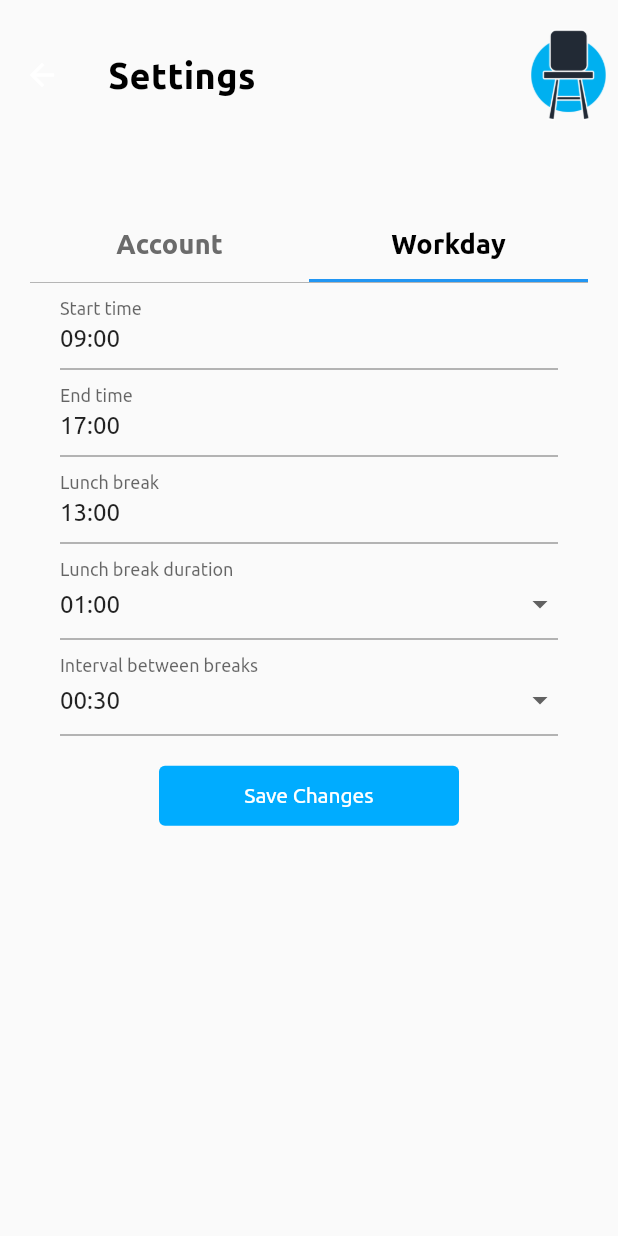
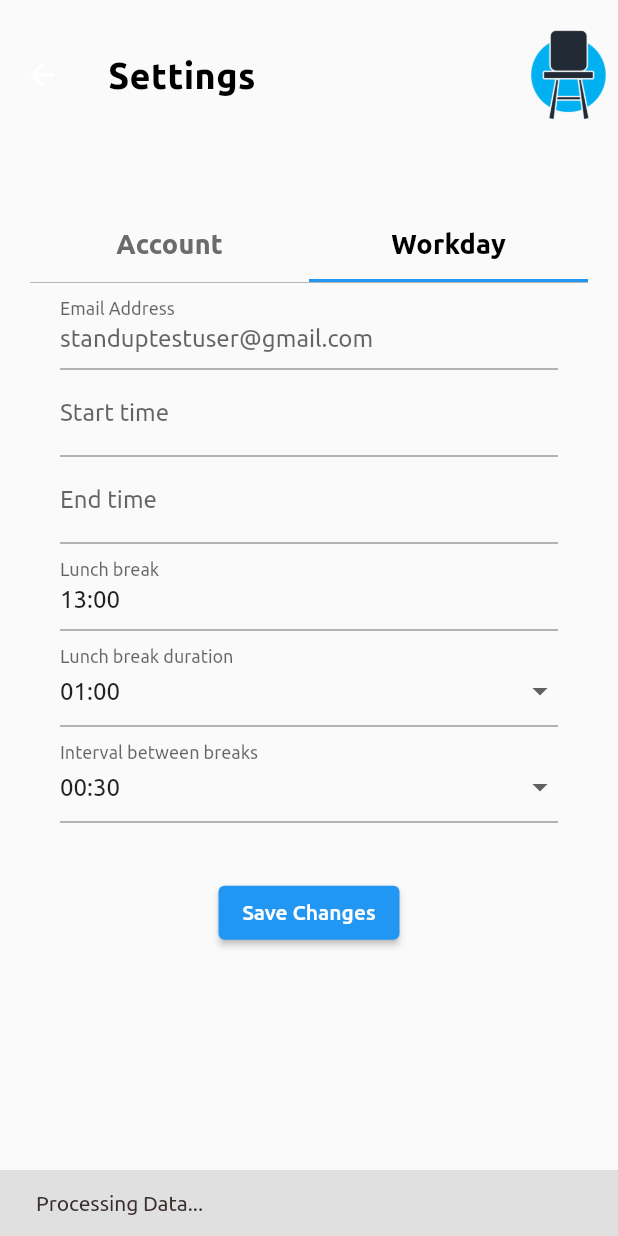
Before and after one commit to JennyBoyse/StandUp, a Flutter app: the SettingsScreen screen opened directly with empty values, tab 2 chosen, after a tap on "Save Changes", on a phone screen of 412 x 824 dp. Run offline on Flutter 3.47's test engine with Material 2 defaults, Android fonts, the phone set to English and light mode, and no system bars; drawn by our look-alikes of date_time_picker; our stand-ins replace carousel_slider, firebase_core, firebase_database, firebase_messaging, fl_chart, flutter_layout_grid and 2 more; missing offline and left inert: cron, custom_timer; accounts and stored records are empty; project files that could hold a hidden picture were left out.

Commit message:
Project changes 2/4: - Form data methods to convert to and from firebase database json file format - Addition of shared preferences for local storage of UserID

```diff
--- /dev/null
+++ b/firestore.indexes.json
@@ -0,0 +1,4 @@
+{
+  "indexes": [],
+  "fieldOverrides": []
+}
--- a/lib/custom_components/custom_carousel.dart
+++ b/lib/custom_components/custom_carousel.dart
@@ -1,8 +1,8 @@
 import 'package:carousel_slider/carousel_slider.dart';
 import 'package:flutter_layout_grid/flutter_layout_grid.dart';
 import 'package:flutter/material.dart';
-import '../activities_screen.dart';
-import '../activity_subpage.dart';
+import '../pages/activities_screen.dart';
+import '../pages/activity_subpage.dart';
 import '../app_theme.dart';
 import '../breakpoints.dart';
 
--- /dev/null
+++ b/lib/data/form_data.dart
@@ -0,0 +1,30 @@
+class FormData {
+  late String email;
+  late String startTime;
+  late String endTime;
+  late String lunchBreak;
+  late String lunchDuration;
+  late String breakInterval;
+  late DateTime date;
+
+  FormData(this.email, this.startTime, this.endTime, this.lunchBreak, this.lunchDuration, this.breakInterval, this.date);
+
+  FormData.fromJson(Map<dynamic, dynamic> json)
+      : email = json['emailAddress'] as String,
+        startTime = json['startTime'] as String,
+        endTime = json['endTime'] as String,
+        lunchBreak = json['lunchBreak'] as String,
+        lunchDuration = json['lunchDuration'] as String,
+        breakInterval = json['interval'] as String,
+        date = DateTime.parse(json['lastProcessed'] as String);
+
+  Map<dynamic, dynamic> toJson() => <dynamic, dynamic>{
+    'lastProcessed': date.toString(),
+    'emailAddress': email,
+    'startTime': startTime,
+    'endTime': endTime,
+    'lunchBreak': lunchBreak,
+    'lunchDuration': lunchDuration,
+    'interval': breakInterval,
+  };
+}
--- /dev/null
+++ b/lib/data/form_data_dao.dart
@@ -0,0 +1,14 @@
+import 'package:firebase_database/firebase_database.dart';
+import '../data/form_data.dart';
+
+class FormDataDao {
+  final DatabaseReference _dataRef = FirebaseDatabase.instance.ref().child('users');
+
+  void saveData(FormData data) {
+    _dataRef.push().set(data.toJson());
+  }
+
+  Query getDataQuery() {
+    return _dataRef;
+  }
+}
--- /dev/null
+++ b/lib/data_list.dart
@@ -0,0 +1,53 @@
+import 'data/form_data.dart';
+import 'data/form_data_dao.dart';
+import 'package:flutter/cupertino.dart';
+import 'package:flutter/material.dart';
+import 'package:firebase_database/ui/firebase_list.dart';
+import 'package:firebase_database/firebase_database.dart';
+
+
+class UserData{
+  static final dataDao = FormDataDao();
+  static final TextEditingController _dataController = TextEditingController();
+  static final ScrollController _scrollController = ScrollController();
+
+  static void addData(model) {
+    if(_canSendData()) {
+      final data = FormData(
+        model.email,
+        model.startTime,
+        model.endTime,
+        model.lunchBreak,
+        model.lunchDuration,
+        model.breakInterval,
+        DateTime.now());
+      dataDao.saveData(data);
+      model.clear();
+      }
+  }
+
+  static getSpecificUser(query, key) {
+    DatabaseReference reference = query.orderByKey<Object?, Object?>().equalTo(key);
+    print(reference);
+    return reference;
+  }
+
+  static getUserData(obj, key) {
+    FirebaseList(
+        query: dataDao.getDataQuery(),
+        onValue: (snapshot) {
+          final json = snapshot.value as Map<Object?, Object?>;
+          final data = FormData.fromJson(getSpecificUser(json, key));
+          print(data);
+          obj = data;
+        },
+    );
+  }
+  static bool _canSendData() => _dataController.text.isNotEmpty;
+
+  static void scrollToBottom() {
+    if (_scrollController.hasClients) {
+      _scrollController.jumpTo(_scrollController.position.maxScrollExtent);
+    }
+  }
+}
--- a/lib/formData.dart
+++ /dev/null
@@ -1,36 +0,0 @@
-import 'package:flutter/material.dart';
-
-class Model {
-  String startTime = "09:00";
-  String endTime = "17:00";
-  String lunchBreak = "12:30";
-  String lunchDuration = "01:00";
-  String breakInterval = "00:30";
-
-  Model({required this.startTime, required this.endTime, required this.lunchBreak, required this.lunchDuration, required this.breakInterval});
-}
-
-class Result extends StatelessWidget {
-  Model model;
-  Result({required this.model});
-
-  @override
-  Widget build(BuildContext context) {
-    return (Scaffold(
-      appBar: AppBar(title: Text('Successful')),
-      body: Container(
-        margin: EdgeInsets.all(10.0),
-        child: Column(
-          crossAxisAlignment: CrossAxisAlignment.start,
-          children: <Widget>[
-            Text(model.startTime, style: TextStyle(fontSize: 22)),
-            Text(model.endTime, style: TextStyle(fontSize: 22)),
-            Text(model.lunchBreak, style: TextStyle(fontSize: 22)),
-            Text(model.lunchDuration, style: TextStyle(fontSize: 22)),
-            Text(model.breakInterval, style: TextStyle(fontSize: 22)),
-          ],
-        ),
-      ),
-    ));
-  }
-}
--- a/lib/activities_screen.dart
+++ b/lib/pages/activities_screen.dart
@@ -1,7 +1,7 @@
 import 'package:flutter/material.dart';
-import 'app_theme.dart';
-import 'custom_components/custom_carousel.dart';
-import 'breakpoints.dart';
+import '../app_theme.dart';
+import '../custom_components/custom_carousel.dart';
+import '../breakpoints.dart';
 
 final List<ActivityItem> activitiesList = [
   const ActivityItem(activity:'Lunge', time: '3 minutes', intensity:'Low', category:'test', instructionsList: '1. Start in a standing position with your feet hip-width apart. \n\n 2. Step forward longer than a walking stride so one leg is ahead of your torso and the other is behind. Your foot should land flat and remain flat while it’s on the ground. Your rear heel will rise off of the ground. \n\n 3. Bend your knees to approximately 90 degrees as you lower yourself. Remember to keep your trunk upright and core engaged.\n\n 4. Then, forcefully push off from your front leg to return to the starting position.', imagePath: 'assets/images/activity_icons/lunge.png'),
--- a/lib/activity_subpage.dart
+++ b/lib/pages/activity_subpage.dart
@@ -127,6 +127,7 @@ class ActivitySubpage extends StatelessWidget {
                                                                         ]))))))
                                               ])))),
                             ])),
+                        SizedBox(height: 20),
                         Center(
                             child: Container(
                                 width: 200,
--- a/lib/home_screen.dart
+++ b/lib/pages/home_screen.dart
@@ -1,6 +1,6 @@
 import 'package:flutter/material.dart';
-import 'app_theme.dart';
-import 'custom_components/gradient_app_bar.dart';
+import '../app_theme.dart';
+import '../custom_components/gradient_app_bar.dart';
 
 class HomeScreen extends StatelessWidget {
   final void Function(int index) changePage;
--- a/lib/settings_screen.dart
+++ b/lib/pages/settings_screen.dart
@@ -1,7 +1,10 @@
 import 'package:flutter/material.dart';
 import 'package:date_time_picker/date_time_picker.dart';
-import 'app_theme.dart';
-import 'formData.dart';
+import '../app_theme.dart';
+import '../data/form_data.dart';
+import '../data_list.dart';
+import 'dart:async';
+import 'package:shared_preferences/shared_preferences.dart';
 
 class SettingsScreen extends StatelessWidget {
   final void Function(int index) changePage;
@@ -13,9 +16,6 @@ class SettingsScreen extends StatelessWidget {
 
   @override
   Widget build(BuildContext context) {
-    final screenWidth = MediaQuery.of(context).size.width;
-    final screenHeight = MediaQuery.of(context).size.height;
-
     return Scaffold(
       appBar: AppBar(
         toolbarHeight: 100,
@@ -28,36 +28,7 @@ class SettingsScreen extends StatelessWidget {
         ],
         title: const Text("Settings", style: AppTheme.headline,),
         backgroundColor: Colors.transparent, elevation: 0.0,),
-      body: Center(child: Column(children: [const SizedBox(height: 20), /*Container(
-        width: screenWidth * 0.9,
-        height: screenHeight * 0.15,
-        padding: const EdgeInsets.all(5.0),
-        child: Column(
-                children: [Center(child: Container(
-                  decoration: BoxDecoration(
-                    shape: BoxShape.circle,
-                    color: AppTheme.white,
-                    border: Border.all(color: AppTheme.blue, width: 4),
-                  ),
-                  child: CircleAvatar(radius: screenWidth*0.08, child: ClipRRect(child: Icon(Icons.person_pin_rounded, color: AppTheme.lightPurple, size:40)), backgroundColor: Colors.transparent),
-                )),
-                ]),
-        decoration: BoxDecoration(
-            image: DecorationImage(
-                image: const AssetImage('assets/images/activity_card_background.png'),
-                fit: BoxFit.cover,
-                colorFilter: ColorFilter.mode(Colors.black.withOpacity(0.2), BlendMode.dstATop)),
-            borderRadius: const BorderRadius.all(Radius.circular(20)),
-            gradient: const LinearGradient(
-                begin: Alignment.bottomCenter,
-                end: Alignment.topCenter,
-                colors: [
-                  AppTheme.darkPurple,
-                  AppTheme.lightPurple,
-                ],
-                tileMode: TileMode.clamp
-            )),
-      ),*/
+      body: Center(child: Column(children: [const SizedBox(height: 20),
         Expanded(child: Scaffold(
             body: Container(
               padding: const EdgeInsets.fromLTRB(20,0,20,0),
@@ -121,7 +92,7 @@ class AccountSettings extends StatelessWidget {
                 decoration: const InputDecoration(
                   border: UnderlineInputBorder(),
                   labelText: 'Username',
-                  hintText: 'Test User 1',
+                  hintText: 'Test User',
                   floatingLabelBehavior: FloatingLabelBehavior.always,
                 ),
                 readOnly: true,
@@ -130,7 +101,7 @@ class AccountSettings extends StatelessWidget {
               decoration: const InputDecoration(
                 border: UnderlineInputBorder(),
                 labelText: 'Email Address',
-                hintText: 'example@example.com',
+                hintText: '****@gmail.com',
                 floatingLabelBehavior: FloatingLabelBehavior.always,
               ),
               readOnly: true,
@@ -179,7 +150,7 @@ class AccountSettings extends StatelessWidget {
               onPressed: (){}
               ),),
             SizedBox(height:10),
-            SizedBox(height: 40, child: Text('Test user: account settings disabled', style: TextStyle(color: Colors.red),))
+            const SizedBox(height: 40, child: Text('Test user: account settings disabled', style: TextStyle(color: Colors.red),))
           ],
         )
     ));
@@ -187,7 +158,7 @@ class AccountSettings extends StatelessWidget {
 }
 
 class WorkdaySettings extends StatefulWidget {
-  const WorkdaySettings({Key? key}) : super(key: key);
+  const WorkdaySettings ({Key? key}) : super(key: key);
 
   @override
   _WorkdaySettingsState createState() => _WorkdaySettingsState();
@@ -197,45 +168,72 @@ class _WorkdaySettingsState extends State<WorkdaySettings> {
   String _duration = '01:00';
   String _interval = '00:30';
 
+  final Future<SharedPreferences> _prefs = SharedPreferences.getInstance();
+  late Future<String?> _userID;
+
+  Map<String, Object> values = <String, Object>{'userID': ""};
+
+  Future<void> _updateUserID() async{
+    final SharedPreferences prefs = await _prefs;
+    //SharedPreferences.setMockInitialValues(values);
+    final String? userID = (prefs.getString('userID'));
+
+    setState(() {
+      _userID = prefs.setString('userID', userID!).then((bool success) {
+        return userID;
+      });
+    });
+  }
+
   final formKey = GlobalKey<FormState>();
-  Model model = Model(startTime: '09:00', endTime: '17:00', lunchBreak: '12:30', lunchDuration: '01:00', breakInterval: '00:30',);
-
+  late FormData model = FormData("","","","","","",DateTime.now());
   final _durations = ["00:30", "01:00", "01:30", "02:00",];
   final _intervals = ["00:15", "00:30", "00:45", "01:00",];
 
   @override
   void initState() {
     super.initState();
+    _userID = _prefs.then((SharedPreferences prefs) {
+      return prefs.getString('userID');
+    });
+    UserData.getUserData(model, 'standuptestuser+9');
     _duration = '01:00';
     _interval = '00:30';
   }
 
-  /*_saveForm() {
-    var form = formKey.currentState;
-    if (form!.validate()) {
-      form.save();
-      setState(() {
-        _newDuration = _duration;
-        _newInterval = _interval;
-      });
-    }
-  }*/
+  static getUserID(email) {
+    var arr = email.split('@');
+    return arr[0];
+  }
 
   @override
   Widget build(BuildContext context){
+    WidgetsBinding.instance.addPostFrameCallback((_) => UserData.scrollToBottom);
 
     return Container(
         padding: const EdgeInsets.fromLTRB(20,0,20,0),
         child: Form(key: formKey, autovalidateMode: AutovalidateMode.always, child: Column(
             mainAxisAlignment: MainAxisAlignment.start,
             children: <Widget>[
+              TextFormField(
+                decoration: const InputDecoration(
+                  hintText: 'standuptestuser@gmail.com',
+                  border: UnderlineInputBorder(),
+                  labelText: 'Email Address',
+                  floatingLabelBehavior: FloatingLabelBehavior.always,
+                ),
+                onChanged: (val) => _updateUserID,
+                validator: (val) {
+                  return null;
+                },
+                onSaved: (val) => model.email = val!,
+              ),
               DateTimePicker(
                 type: DateTimePickerType.time,
                 initialValue: model.startTime,
                 timeLabelText: 'Start time',
                 onChanged: (val) => print(val),
                 validator: (val) {
-                  print(val);
                   return null;
                 },
                 onSaved: (val) => model.startTime = val!,
@@ -246,7 +244,6 @@ class _WorkdaySettingsState extends State<WorkdaySettings> {
                 timeLabelText: 'End time',
                 onChanged: (val) => print(val),
                 validator: (val) {
-                  print(val);
                   return null;
                 },
                 onSaved: (val) => model.endTime = val!,
@@ -257,7 +254,6 @@ class _WorkdaySettingsState extends State<WorkdaySettings> {
                 timeLabelText: 'Lunch break',
                 onChanged: (val) => print(val),
                 validator: (val) {
-                  print(val);
                   return null;
                 },
                 onSaved: (val) => model.lunchBreak = val!,
@@ -288,7 +284,7 @@ class _WorkdaySettingsState extends State<WorkdaySettings> {
                         );
                       }).toList(),
                     )));
-              }),
+                  }),
               FormField<String>(
                   builder: (FormFieldState<String> state) {
                     return InputDecorator(
@@ -317,29 +313,41 @@ class _WorkdaySettingsState extends State<WorkdaySettings> {
                             )));
                   }),
               const SizedBox(height:20),
-              SizedBox(
-                width: 200,
-                height: 40,
-                child: TextButton(
-                    style: TextButton.styleFrom(
-                      minimumSize: const Size.fromHeight(20),
-                      alignment: Alignment.center,
-                      padding: const EdgeInsets.all(5),
-                      primary: AppTheme.white,
-                      textStyle: AppTheme.subtitle,
-                      backgroundColor: AppTheme.blue,
-                    ),
-                    child: Row(
-                        mainAxisAlignment: MainAxisAlignment.center,
-                        children: const [
-                          Text('Save Changes')
-                        ]
-                    ),
+              Padding(
+                padding: const EdgeInsets.symmetric(vertical: 16.0),
+                child: ElevatedButton(
                     onPressed: () {
                       if (formKey.currentState!.validate()) {
-                        formKey.currentState!.save();
+                        formKey.currentState?.save();
+                        model.lunchDuration = _duration;
+                        model.breakInterval = _interval;
+                        FutureBuilder<String?>(
+                          future: _userID,
+                          builder: (BuildContext context, AsyncSnapshot<String?> snapshot) {
+                            switch (snapshot.connectionState) {
+                              case ConnectionState.waiting:
+                                return const CircularProgressIndicator();
+                              default:
+                                if (snapshot.hasError) {
+                                  return Text('Error: ${snapshot.error}');
+                                }
+                                else {
+                                  return Text(
+                                    'Button tapped ${snapshot.data} time${snapshot.data == 1 ? '' : 's'}.\n\n'
+                                  );
+                                }
+                            }
+                          }
+                        );
+                        UserData.addData;
+                        ScaffoldMessenger.of(context).showSnackBar(
+                          const SnackBar(backgroundColor: AppTheme.lightGrey, content: Text('Processing Data...',style:AppTheme.card2)),
+                        );
                       }
-                    },))]
+                    },
+                  child: const Text('Save Changes'),
+                ),
+              )]
         ))
     );
   }
--- a/lib/statistics_screen.dart
+++ b/lib/pages/statistics_screen.dart
@@ -1,6 +1,6 @@
 import 'package:flutter/material.dart';
 import 'package:fl_chart/fl_chart.dart';
-import 'app_theme.dart';
+import '../app_theme.dart';
 
 class StatisticsScreen extends StatelessWidget {
   final void Function(int index) changePage;
--- a/lib/tips_screen.dart
+++ b/lib/pages/tips_screen.dart
@@ -4,7 +4,7 @@ import 'package:stand_up_2/tips_cards/ergonomics_tips.dart';
 import 'package:stand_up_2/tips_cards/lighting_tips.dart';
 import 'package:stand_up_2/tips_cards/noise_tips.dart';
 import 'package:stand_up_2/tips_cards/workspace_tips.dart';
-import 'app_theme.dart';
+import '../app_theme.dart';
 
 class TipsScreen extends StatelessWidget {
   final void Function(int index) changePage;
--- a/pubspec.yaml
+++ b/pubspec.yaml
@@ -45,6 +45,9 @@ dependencies:
   flutter_local_notifications: ^9.4.0
   http: ^0.13.4
   cron: ^0.4.1
+  firebase_database: ^9.0.8
+  shared_preferences: ^2.0.13
+  nb_utils: ^4.4.14
 
 dev_dependencies:
   flutter_test:
```
Also changed, not shown: lib/main.dart (+5 -5 lines), pubspec.lock, 5 other files.
